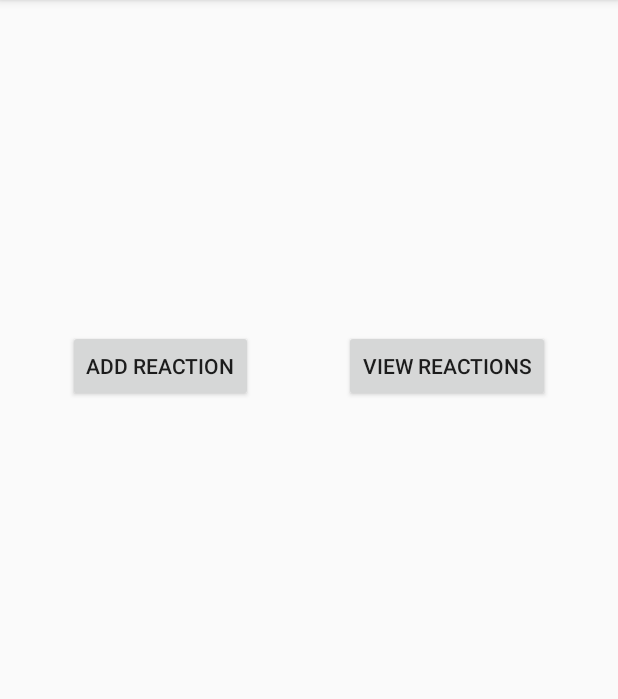
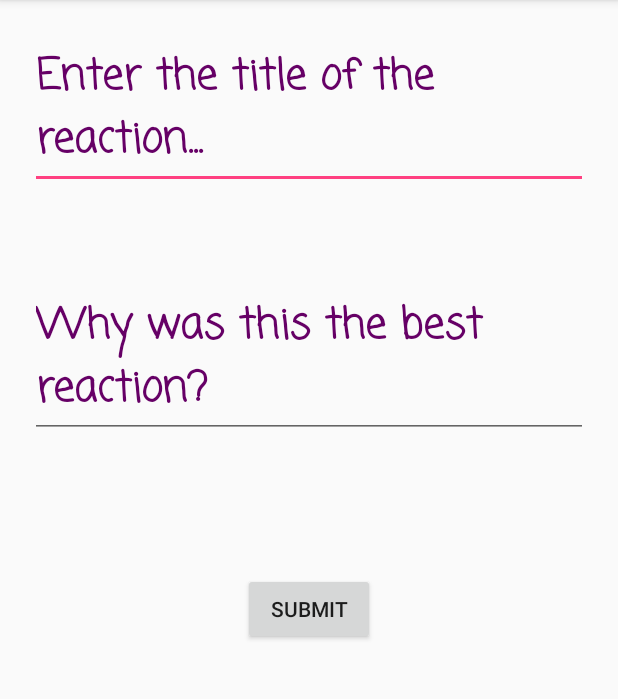
Before and after one commit to TSL-Playground/FeedIt, an Android app: the ScanResultActivity screen opened directly, with no data from a screen before it, after a tap on "ADD REACTION", on a phone screen of 412 x 824 dp, the part 84-783 px from its top. Run offline under Robolectric (Android 15) with nearby library versions, the phone set to English and light mode, and no system bars; our stand-ins replace Firebase (no records; nobody signed in at launch, a user with empty details on screens opened directly); 2 statements that could not run were skipped.

Commit message:
Firebase database write operations successfully implemented.

```diff
--- a/app/src/main/AndroidManifest.xml
+++ b/app/src/main/AndroidManifest.xml
@@ -40,7 +40,9 @@
             </intent-filter>
         </activity>
         <activity android:name=".ScanActivity" />
-        <activity android:name=".ScanResultActivity"></activity>
+        <activity android:name=".ScanResultActivity" />
+        <activity android:name=".AddReactionActivity" />
+        <activity android:name=".ViewReactionsActivity"></activity>
     </application>
 
 </manifest>
--- /dev/null
+++ b/app/src/main/java/edu/mit/urop/playground/tsl/feedit/AddReactionActivity.java
@@ -0,0 +1,67 @@
+package edu.mit.urop.playground.tsl.feedit;
+
+import android.content.Intent;
+import android.content.pm.PackageManager;
+import android.support.v7.app.AppCompatActivity;
+import android.os.Bundle;
+import android.view.View;
+import android.widget.Button;
+import android.widget.EditText;
+import android.widget.Toast;
+
+import com.google.firebase.database.DatabaseReference;
+import com.google.firebase.database.FirebaseDatabase;
+
+public class AddReactionActivity extends AppCompatActivity {
+
+    public static final String RECEIVE_SITUATION_TEXT_KEY = "19";
+    public static final String RECEIVE_SITUATION_ID_KEY = "20";
+
+    int mSituationId;
+    String mSituationText;
+
+    EditText mReactionTitleInput, mReactionDescriptionInput;
+    Button mSubmitButton;
+
+    DatabaseReference mDatabaseFeedIt;
+
+    @Override
+    protected void onCreate(Bundle savedInstanceState) {
+        super.onCreate(savedInstanceState);
+        setContentView(R.layout.activity_add_reaction);
+
+        Intent fromScanResultActivity = getIntent();
+
+        if(fromScanResultActivity != null){
+            mSituationId = fromScanResultActivity.getIntExtra(RECEIVE_SITUATION_ID_KEY, 0 );
+            mSituationText = fromScanResultActivity.getStringExtra(RECEIVE_SITUATION_TEXT_KEY);
+        }
+
+        //Initiate the views.
+
+        mSubmitButton = findViewById(R.id.btn_submit_reaction);
+        mReactionTitleInput = findViewById(R.id.et_reaction_title_input);
+        mReactionDescriptionInput = findViewById(R.id.et_reaction_desc_input);
+
+        //Get a reference to the FireBase database for the app.
+
+        mDatabaseFeedIt = FirebaseDatabase.getInstance().getReference("reactions");
+    }
+
+
+
+    public void onSubmitReactionTapped(View view){
+
+
+        String reactionTitle = mReactionTitleInput.getText().toString();
+        String reactionDescription = mReactionDescriptionInput.getText().toString();
+
+        String autogenReactionId = mDatabaseFeedIt.push().getKey(); // auto-generated unique id for the reaction.
+
+        Reaction reaction = new Reaction(mSituationId, reactionTitle, reactionDescription);
+
+        mDatabaseFeedIt.child(autogenReactionId).setValue(reaction);
+
+
+    }
+}
--- a/app/src/main/java/edu/mit/urop/playground/tsl/feedit/ScanResultActivity.java
+++ b/app/src/main/java/edu/mit/urop/playground/tsl/feedit/ScanResultActivity.java
@@ -3,6 +3,8 @@ package edu.mit.urop.playground.tsl.feedit;
 import android.content.Intent;
 import android.support.v7.app.AppCompatActivity;
 import android.os.Bundle;
+import android.view.View;
+import android.widget.Button;
 import android.widget.TextView;
 
 public class ScanResultActivity extends AppCompatActivity {
@@ -13,7 +15,7 @@ public class ScanResultActivity extends AppCompatActivity {
     int mSituationId;
     String mSituationText;
     TextView mTwSituationText;
-
+    Button mBtnAddReaction, mBtnViewReactions;
 
     @Override
     protected void onCreate(Bundle savedInstanceState) {
@@ -28,6 +30,9 @@ public class ScanResultActivity extends AppCompatActivity {
         }
 
         mTwSituationText = findViewById(R.id.tw_scan_situation_text);
+        mBtnAddReaction = findViewById(R.id.btn_add_reaction);
+        mBtnViewReactions = findViewById(R.id.btn_view_reactions);
+
 
         displaySituationInfo();
     }
@@ -38,4 +43,21 @@ public class ScanResultActivity extends AppCompatActivity {
 
 
     }
+
+    public void onAddReactionClicked(View view){
+
+        Intent toAddReactionActivity = new Intent(this, AddReactionActivity.class);
+        toAddReactionActivity.putExtra(AddReactionActivity.RECEIVE_SITUATION_ID_KEY, mSituationId);
+        toAddReactionActivity.putExtra(AddReactionActivity.RECEIVE_SITUATION_TEXT_KEY, mSituationText);
+
+        startActivity(toAddReactionActivity);
+    }
+
+    public void onViewReactionsClicked(View view){
+
+
+    }
+
+
+
 }
--- /dev/null
+++ b/app/src/main/res/layout/activity_add_reaction.xml
@@ -0,0 +1,55 @@
+<?xml version="1.0" encoding="utf-8"?>
+<LinearLayout xmlns:android="http://schemas.android.com/apk/res/android"
+    xmlns:app="http://schemas.android.com/apk/res-auto"
+    xmlns:tools="http://schemas.android.com/tools"
+    android:layout_width="match_parent"
+    android:layout_height="match_parent"
+    tools:context=".AddReactionActivity"
+    android:orientation="vertical"
+    android:padding="20dp"
+    >
+
+
+
+
+    <EditText
+        android:layout_width="match_parent"
+        android:layout_height="wrap_content"
+        android:id="@+id/et_reaction_title_input"
+        android:hint="Enter the title of the reaction..."
+        android:fontFamily="casual"
+        android:textSize="28sp"
+        android:textColor="@color/colorPrimaryDark"
+        android:maxLength="100"
+        android:layout_marginBottom="30dp"
+        android:layout_gravity="center_horizontal"
+        android:textStyle="bold"
+        android:maxLines="3"
+        />
+
+    <EditText
+        android:id="@+id/et_reaction_desc_input"
+        android:layout_width="match_parent"
+        android:layout_height="wrap_content"
+        android:hint="Why was this the best reaction?"
+        android:fontFamily="casual"
+        android:textSize="28sp"
+        android:textColor="#660066"
+        android:maxLength="300"
+        android:maxLines="8"
+        android:layout_marginTop="30dp"
+        android:layout_gravity="center_horizontal"
+        android:textStyle="bold"
+        />
+
+    <Button
+        android:layout_width="wrap_content"
+        android:layout_height="wrap_content"
+        android:id="@+id/btn_submit_reaction"
+        android:onClick="onSubmitReactionTapped"
+        android:layout_gravity="center_horizontal"
+        android:layout_marginTop="90dp"
+        android:text="Submit"
+        />
+
+</LinearLayout>
--- a/app/src/main/res/layout/activity_scan_result.xml
+++ b/app/src/main/res/layout/activity_scan_result.xml
@@ -29,7 +29,7 @@
         android:layout_marginStart="45dp"
         android:layout_marginTop="220dp"
         android:text="Add Reaction"
-        android:onClick="onAddReactionClick"
+        android:onClick="onAddReactionClicked"
         />
 
     <Button
--- a/app/src/main/res/values/styles.xml
+++ b/app/src/main/res/values/styles.xml
@@ -6,6 +6,8 @@
         <item name="colorPrimary">#660066</item>
         <item name="colorPrimaryDark">@color/colorPrimary</item>
         <item name="colorAccent">@color/colorAccent</item>
+
+        <item name="android:textColorHint">#660066</item>
     </style>
 
 
```
Also changed, not shown: app/src/main/java/edu/mit/urop/playground/tsl/feedit/Reaction.java (+9 -5 lines), app/src/main/java/edu/mit/urop/playground/tsl/feedit/ViewReactionsActivity.java (added, +13 -0 lines), app/src/main/res/layout/activity_view_reactions.xml (added, +9 -0 lines).
